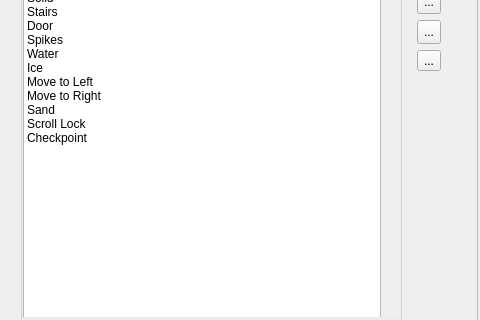
Old version of the form editor/mainwindow_tab/map_tab.ui in the repository protoman/rockbot; both pictures show x 0 to 480 and y 141 to 461 of the 1042 by 593 pixel window.
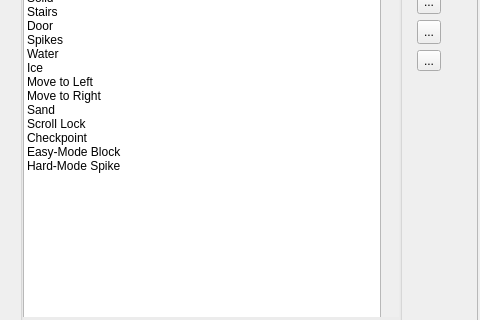
New version of the form. The open tabs and pages were chosen to show the change. Icons and pictures are not drawn. Custom widgets are drawn as their Qt base class.

Commit message: - import Rockbot2 project - fixes ins cenes editor - fixes in movie lib for moving image that moves only on Y axis or don't move at all - new generic "collected items" in save, that can be used in multi-ways in the future - start adding easy/hard mode tile-locks

Patch:
```diff
--- a/editor/mainwindow_tab/map_tab.ui
+++ b/editor/mainwindow_tab/map_tab.ui
@@ -553,6 +553,24 @@
                </iconset>
               </property>
              </item>
+             <item>
+              <property name="text">
+               <string>Easy-Mode Block</string>
+              </property>
+              <property name="icon">
+               <iconset resource="../resources/icons/icons.qrc">
+                <normaloff>:/toolbar_icons/draw-polygon.png</normaloff>:/toolbar_icons/draw-polygon.png</iconset>
+              </property>
+             </item>
+             <item>
+              <property name="text">
+               <string>Hard-Mode Spike</string>
+              </property>
+              <property name="icon">
+               <iconset resource="../resources/icons/icons.qrc">
+                <normaloff>:/toolbar_icons/draw-square-inverted-corners.png</normaloff>:/toolbar_icons/draw-square-inverted-corners.png</iconset>
+              </property>
+             </item>
             </widget>
            </widget>
            <widget class="QWidget" name="page_npc">
```
Left out of the diff: 2 changed lines with no effect on the pictures. The commit also changes 240 other files.
